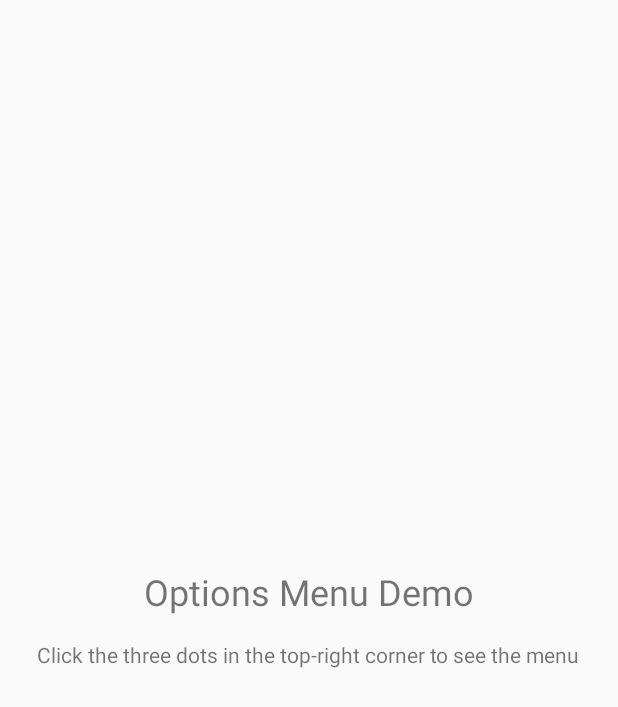
After one commit to maniishbhusal/BCA-Programming-Repo, an Android app: the layout activity_options_menu.xml on its own in the app's theme, with its tools: preview values and no code run, on a phone screen of 412 x 824 dp. The commit adds this screen. Shown: the top 707 px of the screen. Run offline under Robolectric (Android 15) with nearby library versions, the phone set to English and light mode, and no system bars.

Commit message:
add option menu

```diff
--- a/Android Programming/HelloWorldProgram/app/src/main/AndroidManifest.xml
+++ b/Android Programming/HelloWorldProgram/app/src/main/AndroidManifest.xml
@@ -12,7 +12,7 @@
         android:supportsRtl="true"
         android:theme="@style/Theme.HelloWorldProgram">
         <activity
-            android:name=".SimpleInterestActivity"
+            android:name=".OptionsMenuActivity"
             android:exported="true">
             <intent-filter>
                 <action android:name="android.intent.action.MAIN" />
--- /dev/null
+++ b/Android Programming/HelloWorldProgram/app/src/main/res/layout/activity_options_menu.xml
@@ -0,0 +1,22 @@
+<?xml version="1.0" encoding="utf-8"?>
+<LinearLayout xmlns:android="http://schemas.android.com/apk/res/android"
+    android:layout_width="match_parent"
+    android:layout_height="match_parent"
+    android:gravity="center"
+    android:orientation="vertical"
+    android:padding="16dp">
+
+    <TextView
+        android:layout_width="wrap_content"
+        android:layout_height="wrap_content"
+        android:text="Options Menu Demo"
+        android:textSize="24sp" />
+
+    <TextView
+        android:layout_width="wrap_content"
+        android:layout_height="wrap_content"
+        android:layout_marginTop="16dp"
+        android:text="Click the three dots in the top-right corner to see the menu"
+        android:textAlignment="center" />
+
+</LinearLayout>
--- a/Android Programming/HelloWorldProgram/app/src/main/res/values-night/themes.xml
+++ b/Android Programming/HelloWorldProgram/app/src/main/res/values-night/themes.xml
@@ -1,6 +1,6 @@
 <resources xmlns:tools="http://schemas.android.com/tools">
     <!-- Base application theme. -->
-    <style name="Base.Theme.HelloWorldProgram" parent="Theme.Material3.DayNight.NoActionBar">
+    <style name="Base.Theme.HelloWorldProgram" parent="Theme.AppCompat.Light.DarkActionBar">
         <!-- Customize your dark theme here. -->
         <!-- <item name="colorPrimary">@color/my_dark_primary</item> -->
     </style>
--- a/Android Programming/HelloWorldProgram/app/src/main/res/values/themes.xml
+++ b/Android Programming/HelloWorldProgram/app/src/main/res/values/themes.xml
@@ -1,6 +1,6 @@
 <resources xmlns:tools="http://schemas.android.com/tools">
     <!-- Base application theme. -->
-    <style name="Base.Theme.HelloWorldProgram" parent="Theme.Material3.DayNight.NoActionBar">
+    <style name="Base.Theme.HelloWorldProgram" parent="Theme.AppCompat.Light.DarkActionBar">
         <!-- Customize your light theme here. -->
         <!-- <item name="colorPrimary">@color/my_light_primary</item> -->
     </style>
```
Also changed, not shown: Android Programming/HelloWorldProgram/app/src/main/java/com/example/helloworldprogram/OptionsMenuActivity.java (added, +42 -0 lines), Android Programming/HelloWorldProgram/app/src/main/res/menu/options_menu.xml (added, +16 -0 lines), 3 other files.
